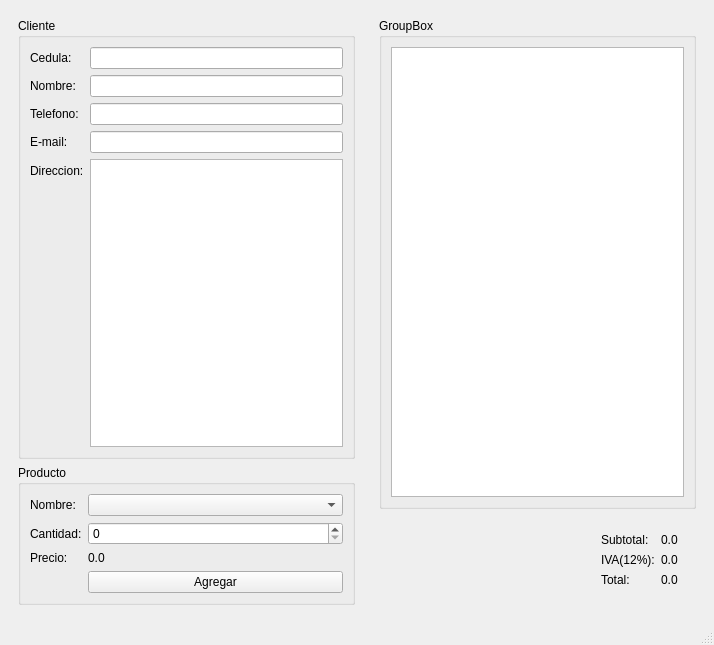
This is tienda.ui in cletoxWTF/P59-QT_TIENDA as Qt 5 draws it before an edit. The edited form follows.
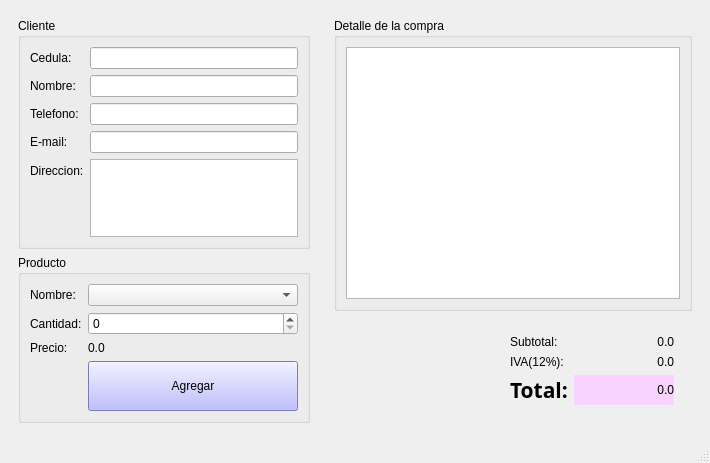
This is the edited form.

Commit message: DATOS INICIALES DE GUI

```diff
--- a/tienda.ui
+++ b/tienda.ui
@@ -6,8 +6,8 @@
    <rect>
     <x>0</x>
     <y>0</y>
-    <width>714</width>
-    <height>645</height>
+    <width>710</width>
+    <height>463</height>
    </rect>
   </property>
   <property name="windowTitle">
@@ -17,6 +17,12 @@
    <layout class="QHBoxLayout" name="horizontalLayout_3">
     <item>
      <widget class="QWidget" name="widget" native="true">
+      <property name="minimumSize">
+       <size>
+        <width>300</width>
+        <height>0</height>
+       </size>
+      </property>
       <layout class="QVBoxLayout" name="verticalLayout">
        <item>
         <widget class="QGroupBox" name="groupBox">
@@ -72,7 +78,11 @@
            </widget>
           </item>
           <item row="4" column="1">
-           <widget class="QPlainTextEdit" name="plainTextEdit"/>
+           <widget class="QPlainTextEdit" name="inDireccion">
+            <property name="lineWidth">
+             <number>3</number>
+            </property>
+           </widget>
           </item>
          </layout>
         </widget>
@@ -83,44 +93,53 @@
           <string>Producto</string>
          </property>
          <layout class="QFormLayout" name="formLayout_2">
+          <item row="0" column="0">
+           <widget class="QLabel" name="label_6">
+            <property name="text">
+             <string>Nombre:</string>
+            </property>
+           </widget>
+          </item>
+          <item row="0" column="1">
+           <widget class="QComboBox" name="inProducto"/>
+          </item>
+          <item row="1" column="0">
+           <widget class="QLabel" name="label_7">
+            <property name="text">
+             <string>Cantidad:</string>
+            </property>
+           </widget>
+          </item>
           <item row="1" column="1">
-           <widget class="QComboBox" name="comboBox"/>
+           <widget class="QSpinBox" name="inCantidad"/>
           </item>
-          <item row="6" column="1">
-           <widget class="QPushButton" name="pushButton">
-            <property name="text">
-             <string>Agregar</string>
-            </property>
-           </widget>
-          </item>
-          <item row="3" column="1">
-           <widget class="QSpinBox" name="spinBox"/>
-          </item>
-          <item row="5" column="0">
+          <item row="2" column="0">
            <widget class="QLabel" name="label_8">
             <property name="text">
              <string>Precio:</string>
             </property>
            </widget>
           </item>
-          <item row="5" column="1">
-           <widget class="QLabel" name="label_9">
+          <item row="2" column="1">
+           <widget class="QLabel" name="outPrecio">
             <property name="text">
              <string>0.0</string>
             </property>
            </widget>
           </item>
-          <item row="3" column="0">
-           <widget class="QLabel" name="label_7">
-            <property name="text">
-             <string>Cantidad:</string>
+          <item row="3" column="1">
+           <widget class="QPushButton" name="btnAgregar">
+            <property name="minimumSize">
+             <size>
+              <width>0</width>
+              <height>50</height>
+             </size>
             </property>
-           </widget>
-          </item>
-          <item row="1" column="0">
-           <widget class="QLabel" name="label_6">
+            <property name="styleSheet">
+             <string notr="true">background-color: rgb(170, 170, 255);</string>
+            </property>
             <property name="text">
-             <string>Nombre:</string>
+             <string>Agregar</string>
             </property>
            </widget>
           </item>
@@ -136,7 +155,7 @@
        <item>
         <widget class="QGroupBox" name="groupBox_3">
          <property name="title">
-          <string>GroupBox</string>
+          <string>Detalle de la compra</string>
          </property>
          <layout class="QHBoxLayout" name="horizontalLayout">
           <item>
@@ -176,6 +195,9 @@
                <property name="text">
                 <string>0.0</string>
                </property>
+               <property name="alignment">
+                <set>Qt::AlignRight|Qt::AlignTrailing|Qt::AlignVCenter</set>
+               </property>
               </widget>
              </item>
              <item row="1" column="0">
@@ -190,20 +212,43 @@
                <property name="text">
                 <string>0.0</string>
                </property>
+               <property name="alignment">
+                <set>Qt::AlignRight|Qt::AlignTrailing|Qt::AlignVCenter</set>
+               </property>
               </widget>
              </item>
              <item row="2" column="0">
               <widget class="QLabel" name="label_12">
+               <property name="font">
+                <font>
+                 <family>Sitka Text</family>
+                 <pointsize>16</pointsize>
+                 <weight>75</weight>
+                 <bold>true</bold>
+                </font>
+               </property>
                <property name="text">
                 <string>Total:</string>
                </property>
               </widget>
              </item>
              <item row="2" column="1">
-              <widget class="QLabel" name="label_15">
+              <widget class="QLabel" name="outTotal">
+               <property name="minimumSize">
+                <size>
+                 <width>100</width>
+                 <height>0</height>
+                </size>
+               </property>
+               <property name="styleSheet">
+                <string notr="true">background-color: rgb(248, 211, 255);</string>
+               </property>
                <property name="text">
                 <string>0.0</string>
                </property>
+               <property name="alignment">
+                <set>Qt::AlignRight|Qt::AlignTrailing|Qt::AlignVCenter</set>
+               </property>
               </widget>
              </item>
             </layout>
```
Left out of the diff: 16 changed lines with no effect on the pictures. The commit also changes 5 other files.
